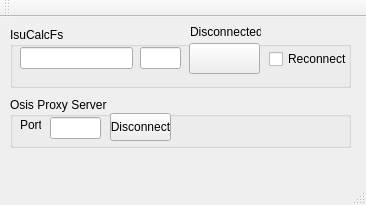
Above: OsisProxy/mainwindow.ui from omishukov/dsu_osis before the change. Below: the same form after it.
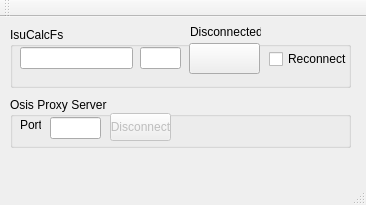
That is the form after the change.

Diff of the .ui file:
```diff
--- a/OsisProxy/mainwindow.ui
+++ b/OsisProxy/mainwindow.ui
@@ -112,6 +112,9 @@
      </property>
     </widget>
     <widget class="QPushButton" name="ProxyDisconnect_PB">
+     <property name="enabled">
+      <bool>false</bool>
+     </property>
      <property name="geometry">
       <rect>
        <x>100</x>
```
Left out of the diff: 2 changed lines with no effect on the pictures.
